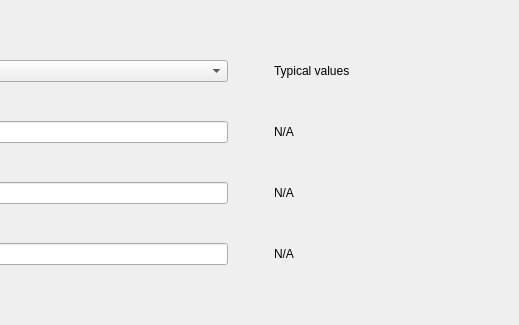
First picture: the form in texturewindow.ui, repository penguintutor/lc-building, before the edit; both pictures show x 281 to 800 and y 93 to 418 of the 800 by 600 pixel window.
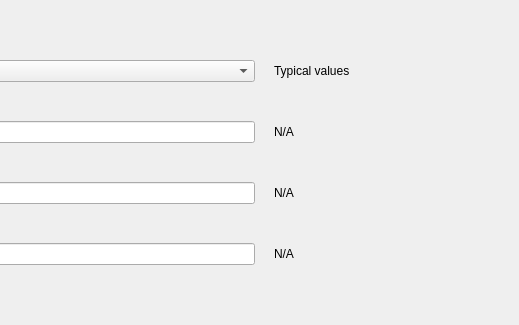
Second picture: the form after the edit.

Commit message: Enable texture changes through the texture window - add wood width to textures

The edit to the form file:
```diff
--- a/texturewindow.ui
+++ b/texturewindow.ui
@@ -172,7 +172,7 @@
      <item row="0" column="2">
       <widget class="QLabel" name="label_3">
        <property name="text">
-        <string>          </string>
+        <string/>
        </property>
       </widget>
      </item>
```
Left out of the diff: 6 changed lines with no effect on the pictures. The commit also changes 4 other files.
